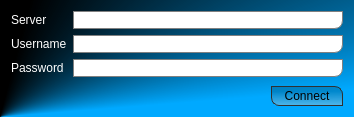
Above: CommunicationModule/CommunicationUI/ui/LoginWidget.ui from realXtend/tundra before the change. Below: the same form after it.
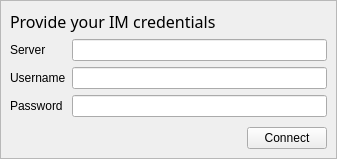
That is the form after the change.

Commit message: * New communications ui work -> Basic structure of the gui creating, changing views/widgets and needed helpers/managers are now in place -> StyleSheets loaded from file and applied to all widgets (theming) -> Login already works and credentials are loaded from config and upon successful login stored to config -> The ui is not enabled yet for public use

```diff
--- a/CommunicationModule/CommunicationUI/ui/LoginWidget.ui
+++ b/CommunicationModule/CommunicationUI/ui/LoginWidget.ui
@@ -6,62 +6,50 @@
    <rect>
     <x>0</x>
     <y>0</y>
-    <width>354</width>
-    <height>117</height>
+    <width>337</width>
+    <height>159</height>
    </rect>
   </property>
   <property name="windowTitle">
    <string>LoginWidget</string>
   </property>
-  <property name="styleSheet">
-   <string>/* CONTAINERS */
-
-QWidget#LoginWidget {
-	background-color: qconicalgradient(cx:0, cy:1, angle:277.2, stop:0.267045 rgba(0, 169, 255, 255), stop:0.465909 rgba(0, 0, 0, 255));
-}
-
-/* QLABEL */
-
-QLabel {
-	color: rgb(255,255,255);
-}
-
-/* QPUSHBUTTON */
-
-QPushButton {
-	color: rgb(0, 0, 0);
-	min-width: 60px;
-	font-size: 12px;
-	border: 1px solid;
-	border-color: rgb(48, 48, 48);
-	border-radius: 8px;
-	border-top-left-radius: 0px;
-	border-bottom-right-radius: 0px;
-	padding: 2px 5px;
-	background-color: qlineargradient(spread:pad, x1:0.488636, y1:0.273, x2:0.511, y2:1, stop:0 rgba(0, 0, 0, 50), stop:1 rgba(207, 207, 207, 100));
-}
-
-QPushButton:hover {
-	border-color: rgba(0, 0, 0, 255);
-	color: rgb(0,0,0);
-	background-color: qlineargradient(spread:pad, x1:0.488636, y1:0.273, x2:0.511, y2:1, stop:0 rgba(0, 169, 255, 255), stop:1 rgba(0, 0, 0, 50));
-}
-
-QPushButton#pushButton_Connect, QPushButton#pushButton_Close {
-	margin-right:15px;
-}
-
-/* QLINEEDIT */
-
-QLineEdit {
-	border: 1px solid grey;
-	border-radius: 0px;
-	border-bottom-right-radius: 8px;
-}</string>
-  </property>
   <layout class="QVBoxLayout" name="verticalLayout_2">
+   <property name="spacing">
+    <number>0</number>
+   </property>
+   <property name="margin">
+    <number>0</number>
+   </property>
+   <item>
+    <widget class="QFrame" name="MainFrame">
+     <property name="frameShape">
+      <enum>QFrame::StyledPanel</enum>
+     </property>
+     <property name="frameShadow">
+      <enum>QFrame::Raised</enum>
+     </property>
+     <layout class="QVBoxLayout" name="verticalLayout_3">
    <item>
     <layout class="QVBoxLayout" name="verticalLayout">
+        <item>
+         <widget class="QLabel" name="statusLabel">
+          <property name="sizePolicy">
+           <sizepolicy hsizetype="Fixed" vsizetype="Fixed">
+            <horstretch>0</horstretch>
+            <verstretch>0</verstretch>
+           </sizepolicy>
+          </property>
+          <property name="font">
+           <font>
+            <family>Estrangelo Edessa</family>
+            <pointsize>12</pointsize>
+           </font>
+          </property>
+          <property name="text">
+           <string>Provide your IM credentials</string>
+          </property>
+         </widget>
+        </item>
      <item>
       <layout class="QFormLayout" name="formLayout">
        <item row="0" column="0">
@@ -110,7 +98,7 @@
          <property name="sizeHint" stdset="0">
           <size>
            <width>40</width>
-           <height>20</height>
+              <height>1</height>
           </size>
          </property>
         </spacer>
@@ -125,6 +113,9 @@
       </layout>
      </item>
     </layout>
+      </item>
+     </layout>
+    </widget>
    </item>
   </layout>
  </widget>
```
Lines whose indentation alone changed are shown as unchanged. The commit also changes 12 other files.
